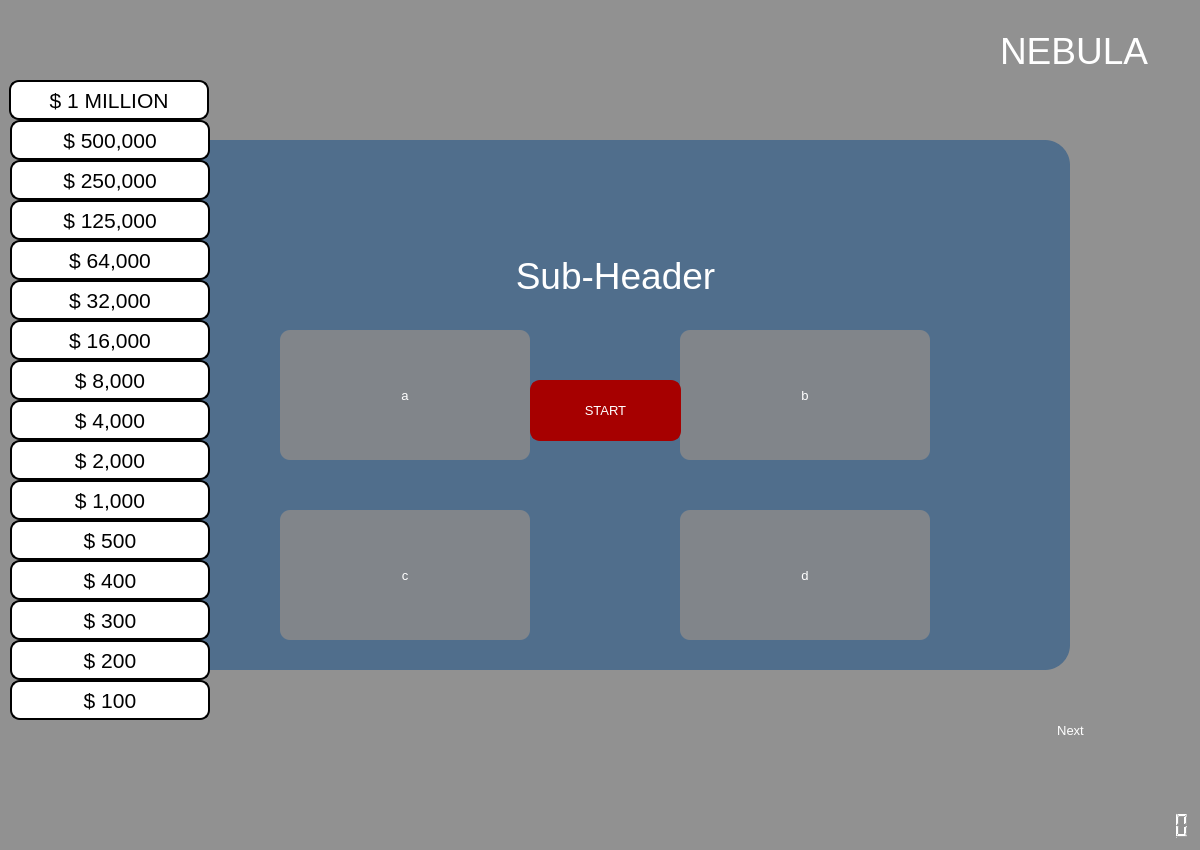
Qt form ui/main.ui (wingnut29/Nebula) before a commit.
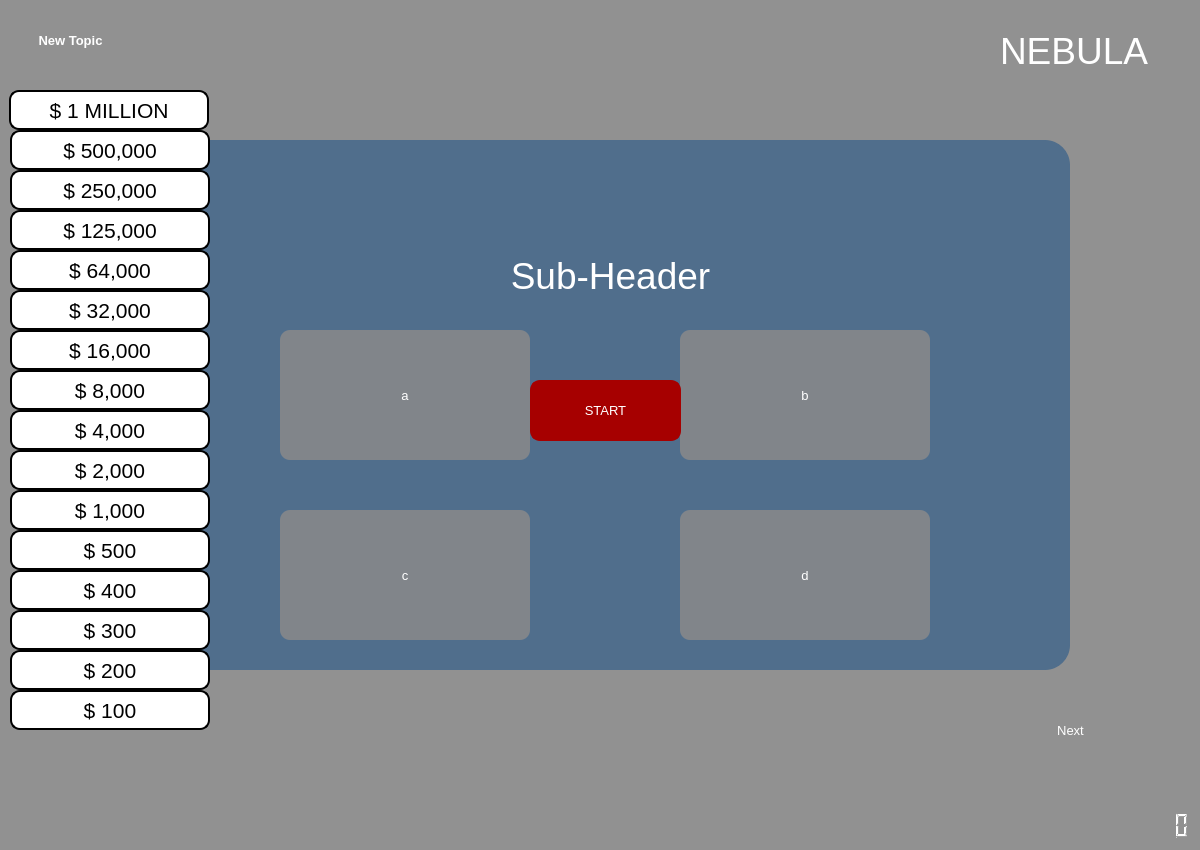
The same form after that commit.

What changed in the file:
```diff
--- a/ui/main.ui
+++ b/ui/main.ui
@@ -364,7 +364,7 @@
     <property name="geometry">
      <rect>
       <x>10</x>
-      <y>680</y>
+      <y>690</y>
       <width>200</width>
       <height>40</height>
      </rect>
@@ -391,7 +391,7 @@
     <property name="geometry">
      <rect>
       <x>10</x>
-      <y>640</y>
+      <y>650</y>
       <width>200</width>
       <height>40</height>
      </rect>
@@ -418,7 +418,7 @@
     <property name="geometry">
      <rect>
       <x>10</x>
-      <y>600</y>
+      <y>610</y>
       <width>200</width>
       <height>40</height>
      </rect>
@@ -445,7 +445,7 @@
     <property name="geometry">
      <rect>
       <x>10</x>
-      <y>560</y>
+      <y>570</y>
       <width>200</width>
       <height>40</height>
      </rect>
@@ -472,7 +472,7 @@
     <property name="geometry">
      <rect>
       <x>10</x>
-      <y>520</y>
+      <y>530</y>
       <width>200</width>
       <height>40</height>
      </rect>
@@ -499,7 +499,7 @@
     <property name="geometry">
      <rect>
       <x>10</x>
-      <y>400</y>
+      <y>410</y>
       <width>200</width>
       <height>40</height>
      </rect>
@@ -526,7 +526,7 @@
     <property name="geometry">
      <rect>
       <x>10</x>
-      <y>480</y>
+      <y>490</y>
       <width>200</width>
       <height>40</height>
      </rect>
@@ -553,7 +553,7 @@
     <property name="geometry">
      <rect>
       <x>10</x>
-      <y>440</y>
+      <y>450</y>
       <width>200</width>
       <height>40</height>
      </rect>
@@ -580,7 +580,7 @@
     <property name="geometry">
      <rect>
       <x>10</x>
-      <y>360</y>
+      <y>370</y>
       <width>200</width>
       <height>40</height>
      </rect>
@@ -607,7 +607,7 @@
     <property name="geometry">
      <rect>
       <x>10</x>
-      <y>240</y>
+      <y>250</y>
       <width>200</width>
       <height>40</height>
      </rect>
@@ -634,7 +634,7 @@
     <property name="geometry">
      <rect>
       <x>10</x>
-      <y>320</y>
+      <y>330</y>
       <width>200</width>
       <height>40</height>
      </rect>
@@ -661,7 +661,7 @@
     <property name="geometry">
      <rect>
       <x>9</x>
-      <y>80</y>
+      <y>90</y>
       <width>200</width>
       <height>40</height>
      </rect>
@@ -688,7 +688,7 @@
     <property name="geometry">
      <rect>
       <x>10</x>
-      <y>200</y>
+      <y>210</y>
       <width>200</width>
       <height>40</height>
      </rect>
@@ -715,7 +715,7 @@
     <property name="geometry">
      <rect>
       <x>10</x>
-      <y>120</y>
+      <y>130</y>
       <width>200</width>
       <height>40</height>
      </rect>
@@ -742,7 +742,7 @@
     <property name="geometry">
      <rect>
       <x>10</x>
-      <y>280</y>
+      <y>290</y>
       <width>200</width>
       <height>40</height>
      </rect>
@@ -769,7 +769,7 @@
     <property name="geometry">
      <rect>
       <x>10</x>
-      <y>160</y>
+      <y>170</y>
       <width>200</width>
       <height>40</height>
      </rect>
@@ -855,9 +855,9 @@
    <widget class="QLabel" name="lblSubHeader">
     <property name="geometry">
      <rect>
-      <x>420</x>
+      <x>290</x>
       <y>230</y>
-      <width>391</width>
+      <width>641</width>
       <height>91</height>
      </rect>
     </property>
@@ -877,6 +877,62 @@
     <property name="alignment">
      <set>Qt::AlignCenter</set>
     </property>
+    <property name="wordWrap">
+     <bool>true</bool>
+    </property>
+   </widget>
+   <widget class="QToolButton" name="btnBack">
+    <property name="geometry">
+     <rect>
+      <x>10</x>
+      <y>10</y>
+      <width>121</width>
+      <height>61</height>
+     </rect>
+    </property>
+    <property name="font">
+     <font>
+      <family>Segoe UI</family>
+      <pointsize>10</pointsize>
+      <weight>75</weight>
+      <bold>true</bold>
+     </font>
+    </property>
+    <property name="layoutDirection">
+     <enum>Qt::LeftToRight</enum>
+    </property>
+    <property name="styleSheet">
+     <string notr="true">#btnBack {         
+						
+						background-color: transparent;
+                        color: rgb(255, 255, 255);
+                        border: none;
+                        border-radius: 10px;
+                        }
+                        #btnBack:hover{
+                        
+	
+						
+						background-color: rgba(85, 170, 255, 55%);
+                        color: rgb(255, 255, 255);
+                        }
+                        #btnBack:pressed {
+                        background-color: transparent;
+                        color: rgb(255, 255, 255);
+                        }</string>
+    </property>
+    <property name="text">
+     <string>New Topic</string>
+    </property>
+    <property name="iconSize">
+     <size>
+      <width>30</width>
+      <height>30</height>
+     </size>
+    </property>
+    <property name="toolButtonStyle">
+     <enum>Qt::ToolButtonTextBesideIcon</enum>
+    </property>
    </widget>
    <zorder>imgBackground</zorder>
    <zorder>lblTitle</zorder>
@@ -901,6 +957,7 @@
    <zorder>lbl250T</zorder>
    <zorder>btnStart</zorder>
    <zorder>lblSubHeader</zorder>
+   <zorder>btnBack</zorder>
   </widget>
  </widget>
  <resources/>
```
